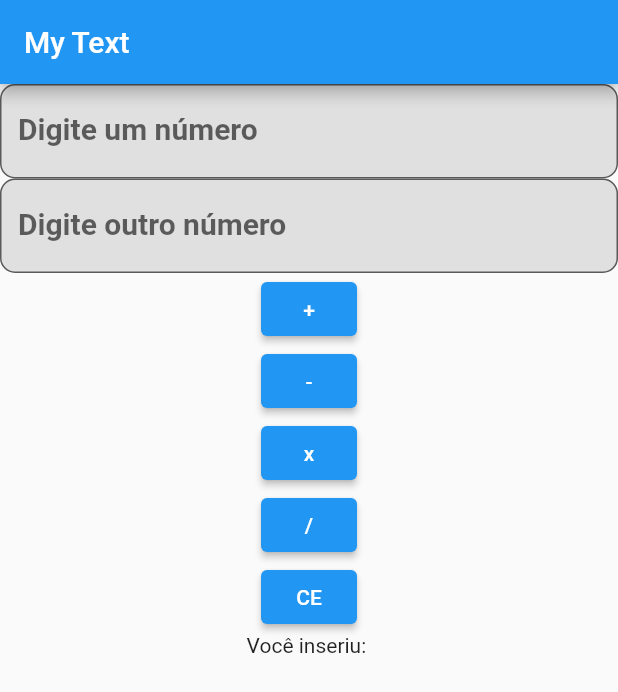
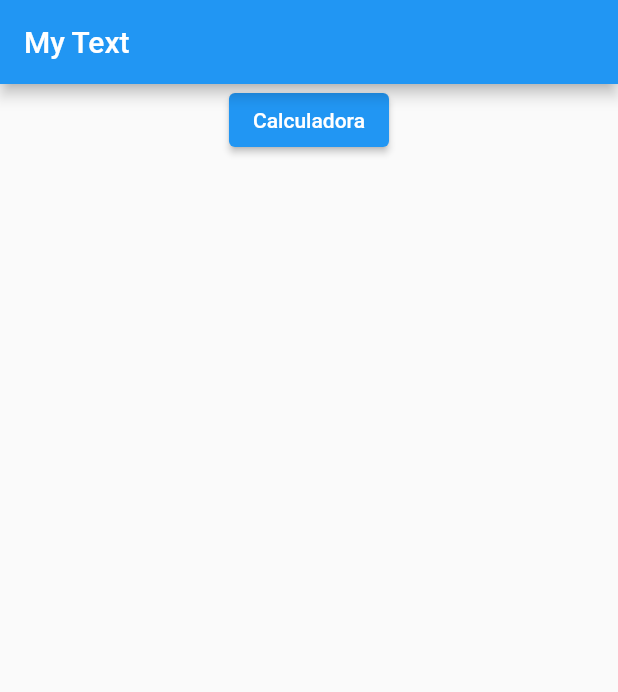
Before and after one commit to davMac606/aula_text_field, a Flutter app: the screen it shows after launch, on a phone screen of 412 x 824 dp. Shown: the top 692 px of the screen. Run offline on Flutter 3.47's test engine with Material 2 defaults, Android fonts, the phone set to English and light mode, and no system bars.

Commit message:
calculadora

```diff
--- /dev/null
+++ b/lib/home_page.dart
@@ -0,0 +1,29 @@
+// ignore_for_file: prefer_const_constructors, prefer_final_fields, unused_field, prefer_const_literals_to_create_immutables
+
+import 'package:aula_text_field/my_text.dart';
+import 'package:flutter/material.dart';
+
+class HomePage extends StatelessWidget {
+  const HomePage({super.key});
+
+  @override
+  Widget build(BuildContext context) {
+    return Scaffold(
+      appBar: AppBar(
+        title: Text('My Text'),
+      ),
+      body: Center(
+        child: Column(
+          children: [
+            ElevatedButton(
+              onPressed: () {
+                Navigator.pushNamed(context, '/my_text');
+              },
+              child: Text('Calculadora'),
+            ),
+          ],
+        ),
+      )
+    );
+  }
+}
--- a/lib/main.dart
+++ b/lib/main.dart
@@ -1,3 +1,4 @@
+import 'package:aula_text_field/home_page.dart';
 import 'package:aula_text_field/my_text.dart';
 import 'package:flutter/material.dart';
 
@@ -10,11 +11,16 @@ class MyApp extends StatelessWidget {
   @override
   Widget build(BuildContext context) {
     return MaterialApp(
+      debugShowCheckedModeBanner: false,
       title: 'Flutter Demo',
       theme: ThemeData(
         primarySwatch: Colors.blue,
       ),
-      home: const MyText(),
+      routes:
+      {
+        '/my_text': (context) => const MyText(),
+      },
+      home: const HomePage(),
     );
   }
 }
--- a/lib/my_text.dart
+++ b/lib/my_text.dart
@@ -58,8 +58,9 @@ class _MyTextState extends State<MyText> {
               fillColor: Colors.grey[300],
               border: OutlineInputBorder(borderRadius: BorderRadius.circular(10.0)),
             ),
-          ),
-          ElevatedButton(onPressed: () {
+          ), Row(
+            children: [
+ElevatedButton(onPressed: () {
             setState(() {
 
               if (cmpTxt.text.isNotEmpty) {
@@ -123,7 +124,10 @@ class _MyTextState extends State<MyText> {
             result = "";
             resultado = 0;
           }), child: Text('CE')),
-           Text("Você inseriu: $result"),
+            ],
+          ),
+
+           Text("Seu resultado é: $result"),
 
           ]),)
       );
```
